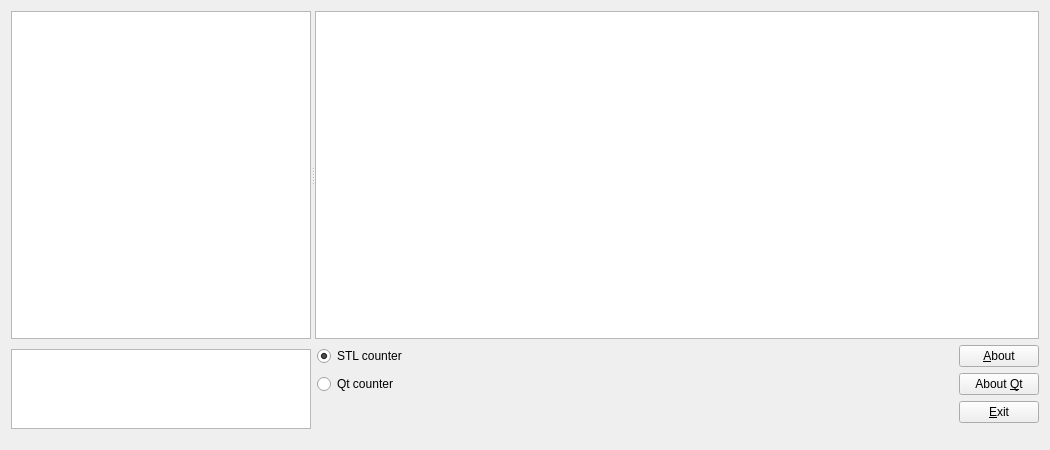
Above: main_window.ui from olgerd27/files_informer before the change. Below: the same form after it.
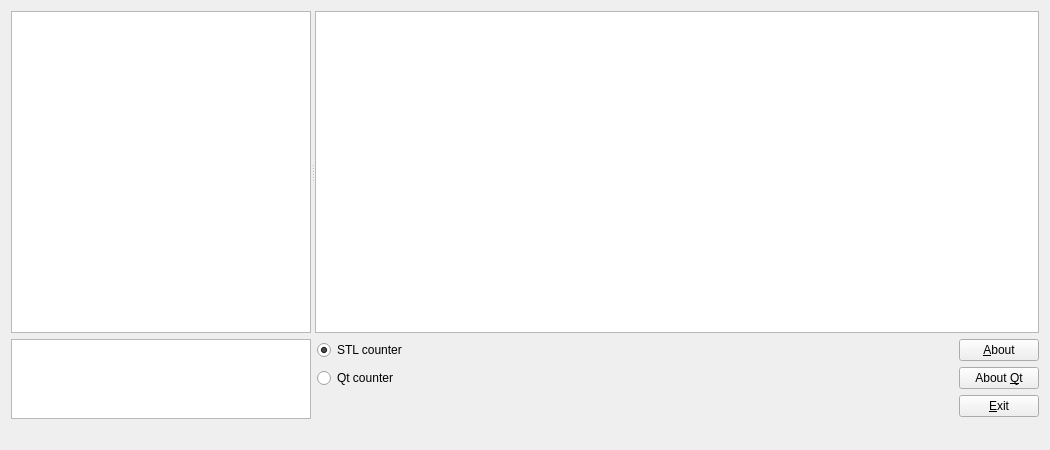
That is the form after the change. Custom widgets are drawn as their Qt base class.

The edit to the form file:
```diff
--- a/main_window.ui
+++ b/main_window.ui
@@ -129,7 +129,7 @@
        <property name="sizeHint" stdset="0">
         <size>
          <width>20</width>
-         <height>6</height>
+         <height>20</height>
         </size>
        </property>
       </spacer>
```
